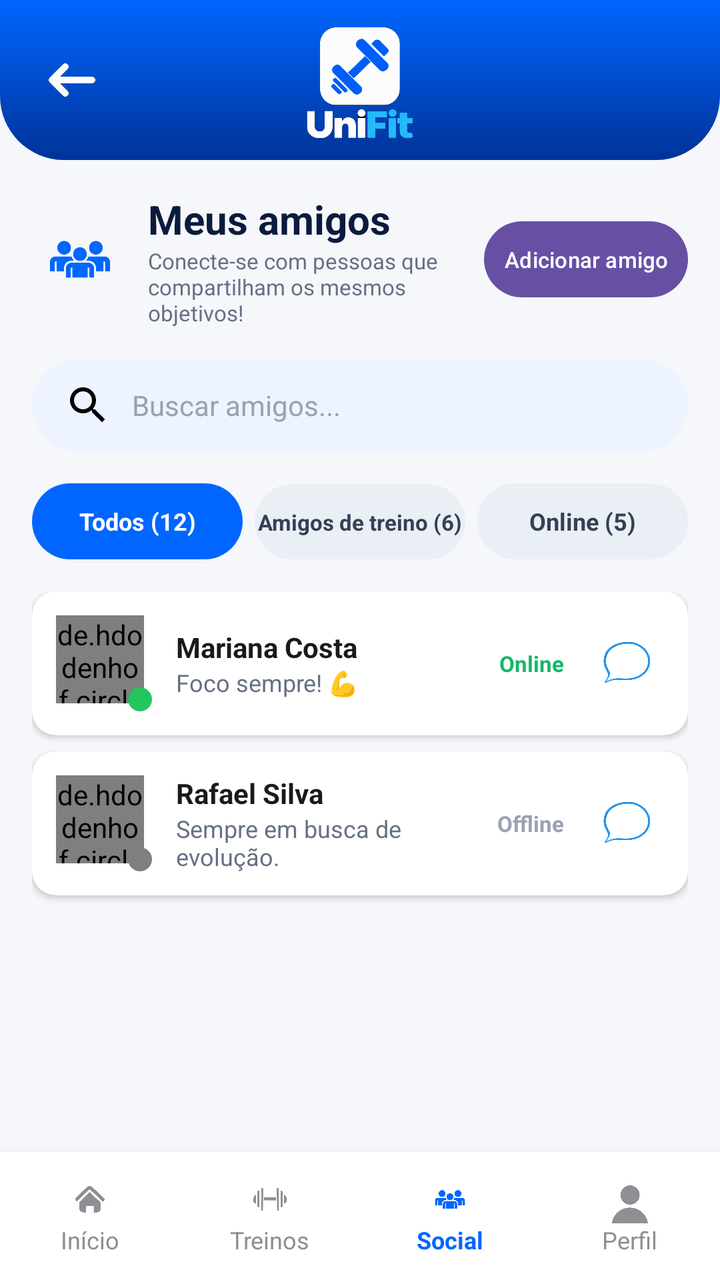
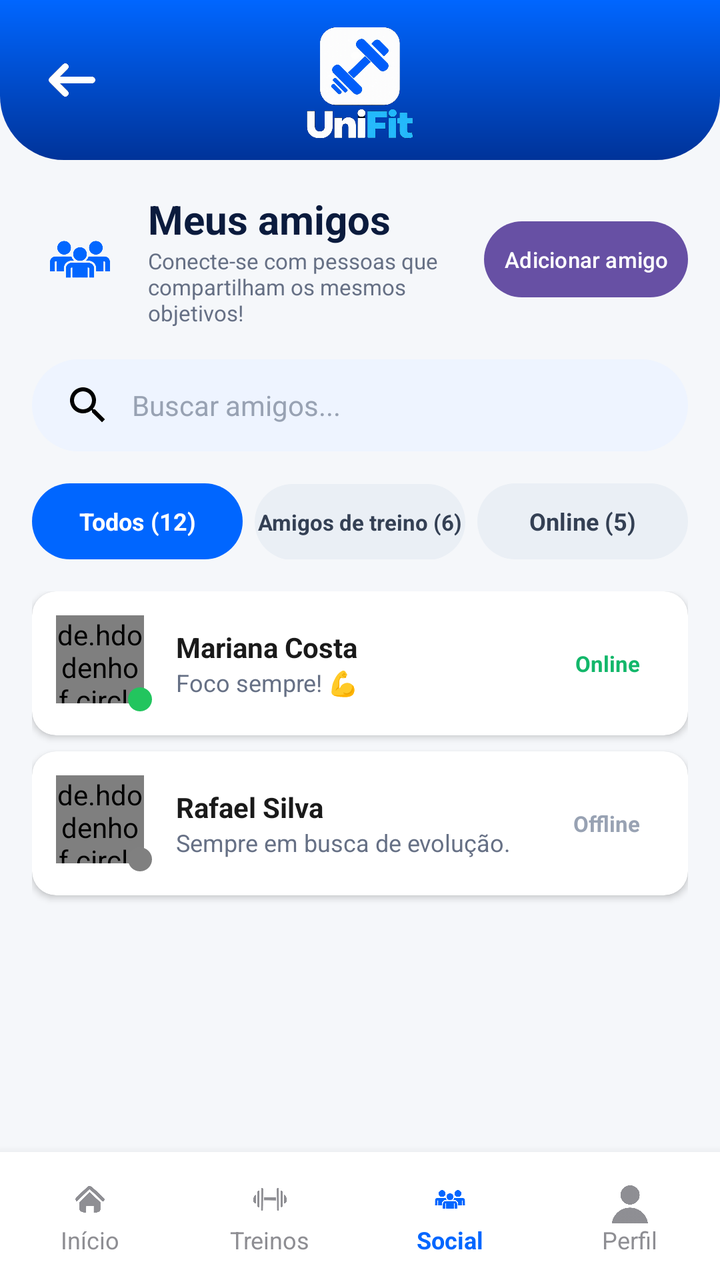

Compare the two renders of this Android layout. The source of the first and the diff that turns it into the second are given below.
<!-- AndroidManifest.xml: application theme Theme.MyApplication -->
<!-- res/layout/activity_meus_amigos.xml -->
<?xml version="1.0" encoding="utf-8"?>
<androidx.constraintlayout.widget.ConstraintLayout
    xmlns:android="http://schemas.android.com/apk/res/android"
    xmlns:app="http://schemas.android.com/apk/res-auto"
    xmlns:tools="http://schemas.android.com/tools"
    android:layout_width="match_parent"
    android:layout_height="match_parent"
    android:background="#F5F7FA"
    tools:context=".MeusAmigosActivity">

    <RelativeLayout
        android:id="@+id/layoutHeader"
        android:layout_width="0dp"
        android:layout_height="80dp"
        android:background="@drawable/bg_header_rounder"
        android:paddingHorizontal="16dp"
        app:layout_constraintTop_toTopOf="parent"
        app:layout_constraintStart_toStartOf="parent"
        app:layout_constraintEnd_toEndOf="parent">

        <ImageButton
            android:id="@+id/btnVoltar"
            android:layout_width="40dp"
            android:layout_height="40dp"
            android:layout_alignParentStart="true"
            android:layout_centerVertical="true"
            android:background="@drawable/seta_voltar"
            android:contentDescription="Voltar"
            app:tint="@android:color/white" />

        <ImageView
            android:id="@+id/imgLogoHeader"
            android:layout_width="200dp"
            android:layout_height="70dp"
            android:layout_centerInParent="true"
            android:src="@drawable/logo_unifit"
            android:contentDescription="Logo UniFit" />
    </RelativeLayout>

    <LinearLayout
        android:id="@+id/bottomNav"
        android:layout_width="0dp"
        android:layout_height="64dp"
        android:background="@android:color/white"
        android:orientation="horizontal"
        android:elevation="8dp"
        app:layout_constraintBottom_toBottomOf="parent"
        app:layout_constraintStart_toStartOf="parent"
        app:layout_constraintEnd_toEndOf="parent">

        <LinearLayout
            android:id="@+id/navInicio"
            android:layout_width="0dp"
            android:layout_height="match_parent"
            android:layout_weight="1"
            android:gravity="center"
            android:orientation="vertical"
            android:clickable="true"
            android:focusable="true">

            <ImageView
                android:layout_width="24dp"
                android:layout_height="24dp"
                android:src="@drawable/icone_home"
                app:tint="#8E8E93" />

            <TextView
                android:layout_width="wrap_content"
                android:layout_height="wrap_content"
                android:text="Início"
                android:textColor="#8E8E93"
                android:textSize="12sp" />
        </LinearLayout>

        <LinearLayout
            android:id="@+id/navTreinos"
            android:layout_width="0dp"
            android:layout_height="match_parent"
            android:layout_weight="1"
            android:gravity="center"
            android:orientation="vertical"
            android:clickable="true"
            android:focusable="true">

            <ImageView
                android:layout_width="24dp"
                android:layout_height="24dp"
                android:src="@drawable/icone_treinos"
                app:tint="#8E8E93" />

            <TextView
                android:layout_width="wrap_content"
                android:layout_height="wrap_content"
                android:text="Treinos"
                android:textColor="#8E8E93"
                android:textSize="12sp" />
        </LinearLayout>

        <LinearLayout
            android:id="@+id/navSocial"
            android:layout_width="0dp"
            android:layout_height="match_parent"
            android:layout_weight="1"
            android:gravity="center"
            android:orientation="vertical"
            android:clickable="true"
            android:focusable="true">

            <ImageView
                android:layout_width="24dp"
                android:layout_height="24dp"
                android:src="@drawable/icone_social"
                app:tint="#0066FF" />

            <TextView
                android:layout_width="wrap_content"
                android:layout_height="wrap_content"
                android:text="Social"
                android:textColor="#0066FF"
                android:textSize="12sp"
                android:textStyle="bold" />
        </LinearLayout>

        <LinearLayout
            android:id="@+id/navPerfil"
            android:layout_width="0dp"
            android:layout_height="match_parent"
            android:layout_weight="1"
            android:gravity="center"
            android:orientation="vertical"
            android:clickable="true"
            android:focusable="true">

            <ImageView
                android:layout_width="24dp"
                android:layout_height="24dp"
                android:src="@drawable/icone_perfil"
                app:tint="#8E8E93" />

            <TextView
                android:layout_width="wrap_content"
                android:layout_height="wrap_content"
                android:text="Perfil"
                android:textColor="#8E8E93"
                android:textSize="12sp" />
        </LinearLayout>
    </LinearLayout>

    <ScrollView
        android:layout_width="0dp"
        android:layout_height="0dp"
        android:clipToPadding="false"
        android:paddingBottom="16dp"
        app:layout_constraintTop_toBottomOf="@id/layoutHeader"
        app:layout_constraintBottom_toTopOf="@id/bottomNav"
        app:layout_constraintStart_toStartOf="parent"
        app:layout_constraintEnd_toEndOf="parent">

        <LinearLayout
            android:layout_width="match_parent"
            android:layout_height="wrap_content"
            android:orientation="vertical"
            android:padding="16dp">

            <RelativeLayout
                android:layout_width="match_parent"
                android:layout_height="wrap_content"
                android:layout_marginBottom="16dp">

                <LinearLayout
                    android:layout_width="wrap_content"
                    android:layout_height="wrap_content"
                    android:orientation="horizontal"
                    android:gravity="center_vertical"
                    android:layout_alignParentStart="true"
                    android:layout_toStartOf="@id/btnIrAdicionarAmigo"
                    android:layout_marginEnd="8dp">

                    <ImageView
                        android:layout_width="48dp"
                        android:layout_height="48dp"
                        android:src="@drawable/icone_social"
                        app:tint="#0066FF"
                        android:layout_marginEnd="10dp" />

                    <LinearLayout
                        android:layout_width="wrap_content"
                        android:layout_height="wrap_content"
                        android:orientation="vertical">

                        <TextView
                            android:layout_width="wrap_content"
                            android:layout_height="wrap_content"
                            android:text="Meus amigos"
                            android:textColor="#0B1B3D"
                            android:textSize="20sp"
                            android:textStyle="bold" />

                        <TextView
                            android:layout_width="wrap_content"
                            android:layout_height="wrap_content"
                            android:text="Conecte-se com pessoas que compartilham os mesmos objetivos!"
                            android:textColor="#667085"
                            android:textSize="11sp" />
                    </LinearLayout>
                </LinearLayout>

                <Button
                    android:id="@+id/btnIrAdicionarAmigo"
                    android:layout_width="wrap_content"
                    android:layout_height="38dp"
                    android:layout_alignParentEnd="true"
                    android:layout_centerVertical="true"
                    android:background="@drawable/bg_button_rounded_blue"
                    android:drawableStart="@drawable/ic_person_add_small"
                    android:drawablePadding="4dp"
                    android:paddingHorizontal="10dp"
                    android:text="Adicionar amigo"
                    android:textColor="@android:color/white"
                    android:textSize="11sp"
                    android:textAllCaps="false" />
            </RelativeLayout>

            <EditText
                android:id="@+id/etBuscarAmigos"
                android:layout_width="match_parent"
                android:layout_height="46dp"
                android:background="@drawable/bg_search_input"
                android:drawableStart="@drawable/ic_search"
                android:drawablePadding="10dp"
                android:hint="Buscar amigos..."
                android:paddingHorizontal="16dp"
                android:textSize="14sp"
                android:textColor="#1A1A1A"
                android:textColorHint="#98A2B3"
                android:inputType="text"
                android:layout_marginBottom="16dp" />

            <LinearLayout
                android:layout_width="match_parent"
                android:layout_height="wrap_content"
                android:orientation="horizontal"
                android:layout_marginBottom="16dp"
                android:weightSum="3">

                <TextView
                    android:id="@+id/tabFiltroTodos"
                    android:layout_width="0dp"
                    android:layout_height="38dp"
                    android:layout_weight="1"
                    android:layout_marginEnd="4dp"
                    android:background="@drawable/bg_filter_active"
                    android:gravity="center"
                    android:text="Todos (12)"
                    android:textColor="@android:color/white"
                    android:textSize="12sp"
                    android:textStyle="bold"
                    android:clickable="true"
                    android:focusable="true" />

                <TextView
                    android:id="@+id/tabFiltroTreino"
                    android:layout_width="0dp"
                    android:layout_height="38dp"
                    android:layout_weight="1"
                    android:layout_marginHorizontal="2dp"
                    android:background="@drawable/bg_filter_inactive"
                    android:gravity="center"
                    android:text="Amigos de treino (6)"
                    android:textColor="#344054"
                    android:textSize="11sp"
                    android:textStyle="bold"
                    android:clickable="true"
                    android:focusable="true" />

                <TextView
                    android:id="@+id/tabFiltroOnline"
                    android:layout_width="0dp"
                    android:layout_height="38dp"
                    android:layout_weight="1"
                    android:layout_marginStart="4dp"
                    android:background="@drawable/bg_filter_inactive"
                    android:gravity="center"
                    android:text="Online (5)"
                    android:textColor="#344054"
                    android:textSize="12sp"
                    android:textStyle="bold"
                    android:clickable="true"
                    android:focusable="true" />
            </LinearLayout>

            <LinearLayout
                android:id="@+id/containerAmigos"
                android:layout_width="match_parent"
                android:layout_height="wrap_content"
                android:orientation="vertical">

                <androidx.cardview.widget.CardView
                    android:layout_width="match_parent"
                    android:layout_height="72dp"
                    android:layout_marginBottom="8dp"
                    app:cardCornerRadius="12dp"
                    app:cardElevation="2dp">

                    <RelativeLayout
                        android:layout_width="match_parent"
                        android:layout_height="match_parent"
                        android:paddingHorizontal="12dp"
                        android:gravity="center_vertical">

                        <RelativeLayout
                            android:id="@+id/layoutAvatar1"
                            android:layout_width="48dp"
                            android:layout_height="48dp"
                            android:layout_centerVertical="true">

                            <de.hdodenhof.circleimageview.CircleImageView
                                android:layout_width="44dp"
                                android:layout_height="44dp"
                                android:src="@drawable/icone_perfil" />

                            <View
                                android:layout_width="12dp"
                                android:layout_height="12dp"
                                android:layout_alignParentEnd="true"
                                android:layout_alignParentBottom="true"
                                android:background="@drawable/bg_status_indicator" />
                        </RelativeLayout>

                        <LinearLayout
                            android:layout_width="wrap_content"
                            android:layout_height="wrap_content"
                            android:layout_toEndOf="@id/layoutAvatar1"
                            android:layout_toStartOf="@id/layoutStatusChat1"
                            android:layout_centerVertical="true"
                            android:layout_marginStart="12dp"
                            android:orientation="vertical">

                            <TextView
                                android:layout_width="wrap_content"
                                android:layout_height="wrap_content"
                                android:text="Mariana Costa"
                                android:textColor="#1A1A1A"
                                android:textSize="14sp"
                                android:textStyle="bold" />

                            <TextView
                                android:layout_width="wrap_content"
                                android:layout_height="wrap_content"
                                android:text="Foco sempre! 💪"
                                android:textColor="#667085"
                                android:textSize="12sp" />
                        </LinearLayout>

                        <LinearLayout
                            android:id="@+id/layoutStatusChat1"
                            android:layout_width="wrap_content"
                            android:layout_height="wrap_content"
                            android:layout_alignParentEnd="true"
                            android:layout_centerVertical="true"
                            android:orientation="horizontal"
                            android:gravity="center_vertical">

                            <TextView
                                android:layout_width="wrap_content"
                                android:layout_height="wrap_content"
                                android:text="Online"
                                android:textColor="#12B76A"
                                android:textSize="11sp"
                                android:textStyle="bold"
                                android:layout_marginEnd="12dp" />

                            <ImageButton
                                android:id="@+id/btnChatMariana"
                                android:layout_width="38dp"
                                android:layout_height="38dp"
                                android:background="@drawable/icone_bate_papo"
                                android:contentDescription="Bate-papo" />
                        </LinearLayout>
                    </RelativeLayout>
                </androidx.cardview.widget.CardView>

                <androidx.cardview.widget.CardView
                    android:layout_width="match_parent"
                    android:layout_height="72dp"
                    android:layout_marginBottom="8dp"
                    app:cardCornerRadius="12dp"
                    app:cardElevation="2dp">

                    <RelativeLayout
                        android:layout_width="match_parent"
                        android:layout_height="match_parent"
                        android:paddingHorizontal="12dp"
                        android:gravity="center_vertical">

                        <RelativeLayout
                            android:id="@+id/layoutAvatar2"
                            android:layout_width="48dp"
                            android:layout_height="48dp"
                            android:layout_centerVertical="true">

                            <de.hdodenhof.circleimageview.CircleImageView
                                android:layout_width="44dp"
                                android:layout_height="44dp"
                                android:src="@drawable/icone_perfil" />

                            <View
                                android:layout_width="12dp"
                                android:layout_height="12dp"
                                android:layout_alignParentEnd="true"
                                android:layout_alignParentBottom="true"
                                android:background="@drawable/bg_status_offline" />
                        </RelativeLayout>

                        <LinearLayout
                            android:layout_width="wrap_content"
                            android:layout_height="wrap_content"
                            android:layout_toEndOf="@id/layoutAvatar2"
                            android:layout_toStartOf="@id/layoutStatusChat2"
                            android:layout_centerVertical="true"
                            android:layout_marginStart="12dp"
                            android:orientation="vertical">

                            <TextView
                                android:layout_width="wrap_content"
                                android:layout_height="wrap_content"
                                android:text="Rafael Silva"
                                android:textColor="#1A1A1A"
                                android:textSize="14sp"
                                android:textStyle="bold" />

                            <TextView
                                android:layout_width="wrap_content"
                                android:layout_height="wrap_content"
                                android:text="Sempre em busca de evolução."
                                android:textColor="#667085"
                                android:textSize="12sp" />
                        </LinearLayout>

                        <LinearLayout
                            android:id="@+id/layoutStatusChat2"
                            android:layout_width="wrap_content"
                            android:layout_height="wrap_content"
                            android:layout_alignParentEnd="true"
                            android:layout_centerVertical="true"
                            android:orientation="horizontal"
                            android:gravity="center_vertical">

                            <TextView
                                android:layout_width="wrap_content"
                                android:layout_height="wrap_content"
                                android:text="Offline"
                                android:textColor="#98A2B3"
                                android:textSize="11sp"
                                android:textStyle="bold"
                                android:layout_marginEnd="12dp" />

                            <ImageButton
                                android:id="@+id/btnChatRafael"
                                android:layout_width="38dp"
                                android:layout_height="38dp"
                                android:background="@drawable/icone_bate_papo"
                                android:contentDescription="Bate-papo"
                                app:tint="#0066FF" />
                        </LinearLayout>
                    </RelativeLayout>
                </androidx.cardview.widget.CardView>

            </LinearLayout>

        </LinearLayout>
    </ScrollView>

</androidx.constraintlayout.widget.ConstraintLayout>
<!-- resources referenced by this layout -->
<resources>
  <!-- drawable bg_button_rounded_blue (drawable) -->
  <?xml version="1.0" encoding="utf-8"?>
  <shape
      xmlns:android="http://schemas.android.com/apk/res/android"
      android:shape="rectangle">
      <solid android:color="#0066FF" />
      <corners android:radius="20dp" />
  </shape>
  <!-- drawable bg_filter_active (drawable) -->
  <?xml version="1.0" encoding="utf-8"?>
  <shape
      xmlns:android="http://schemas.android.com/apk/res/android"
      android:shape="rectangle">
      <solid android:color="#0066FF" />
      <corners android:radius="20dp" />
  </shape>
  <!-- drawable bg_filter_inactive (drawable) -->
  <?xml version="1.0" encoding="utf-8"?>
  <shape
      xmlns:android="http://schemas.android.com/apk/res/android"
      android:shape="rectangle">
      <solid android:color="#EAEFF5" />
      <corners android:radius="20dp" />
  </shape>
  <!-- drawable bg_header_rounder (drawable) -->
  <?xml version="1.0" encoding="utf-8"?>
  <shape
      xmlns:android="http://schemas.android.com/apk/res/android"
      android:shape="rectangle">
      <gradient
          android:angle="270"
          android:startColor="#0066FF"
          android:endColor="#003399" />
      <corners
          android:bottomLeftRadius="32dp"
          android:bottomRightRadius="32dp" />
  </shape>
  <!-- drawable bg_search_input (drawable) -->
  <?xml version="1.0" encoding="utf-8"?>
  <shape
      xmlns:android="http://schemas.android.com/apk/res/android"
      android:shape="rectangle">
      <solid android:color="#EEF4FF" />
      <corners android:radius="24dp" />
  </shape>
  <!-- drawable bg_status_indicator (drawable) -->
  <?xml version="1.0" encoding="utf-8"?>
  <shape
      xmlns:android="http://schemas.android.com/apk/res/android"
      android:shape="oval">
      <solid android:color="#22C55E" />
  </shape>
  <!-- drawable bg_status_offline (drawable) -->
  <?xml version="1.0" encoding="utf-8"?>
  <shape
      xmlns:android="http://schemas.android.com/apk/res/android"
      android:shape="oval">
      <solid android:color="#808080" />
  </shape>
  <!-- drawable ic_person_add_small (drawable) -->
  <vector xmlns:android="http://schemas.android.com/apk/res/android"
      android:width="24dp"
      android:height="24dp"
      android:viewportWidth="24"
      android:viewportHeight="24">
    <path
        android:fillColor="#FF000000"
        android:pathData="M15,12c2.21,0 4,-1.79 4,-4s-1.79,-4 -4,-4 -4,1.79 -4,4 1.79,4 4,4zM6,10v-3H4v3H1v2h3v3h2v-3h3v-2H6zM15,14c-2.67,0 -8,1.34 -8,4v2h16v-2c0,-2.66 -5.33,-4 -8,-4z"/>
  </vector>
  <!-- drawable ic_search (drawable) -->
  <vector xmlns:android="http://schemas.android.com/apk/res/android"
      android:width="24dp"
      android:height="24dp"
      android:viewportWidth="24"
      android:viewportHeight="24">
    <path
        android:fillColor="#FF000000"
        android:pathData="M15.5,14h-0.79l-0.28,-0.27C15.41,12.59 16,11.11 16,9.5 16,5.91 13.09,3 9.5,3S3,5.91 3,9.5 5.91,16 9.5,16c1.61,0 3.09,-0.59 4.23,-1.57l0.27,0.28v0.79l5,4.99L20.49,19l-4.99,-5zM9.5,14C7.01,14 5,11.99 5,9.5S7.01,5 9.5,5 14,7.01 14,9.5 11.99,14 9.5,14z"/>
  </vector>
  <!-- drawable icone_bate_papo: png bitmap (drawable, 28783 bytes) -->
  <!-- drawable icone_home: png bitmap (drawable, 20533 bytes) -->
  <!-- drawable icone_perfil: png bitmap (drawable, 19546 bytes) -->
  <!-- drawable icone_social: png bitmap (drawable, 16361 bytes) -->
  <!-- drawable icone_treinos: png bitmap (drawable, 19349 bytes) -->
  <!-- drawable logo_unifit: png bitmap (drawable, 91310 bytes) -->
  <!-- drawable seta_voltar: png bitmap (drawable, 6189 bytes) -->
  <style name="Theme.MyApplication" parent="Base.Theme.MyApplication" />
  <style name="Base.Theme.MyApplication" parent="Theme.Material3.DayNight.NoActionBar">
          
          
      </style>
</resources>

<!-- the commit's change to res/layout/activity_meus_amigos.xml (unified diff, before → after) -->
@@ -370,12 +370,6 @@
                                 android:textStyle="bold"
                                 android:layout_marginEnd="12dp" />
 
-                            <ImageButton
-                                android:id="@+id/btnChatMariana"
-                                android:layout_width="38dp"
-                                android:layout_height="38dp"
-                                android:background="@drawable/icone_bate_papo"
-                                android:contentDescription="Bate-papo" />
                         </LinearLayout>
                     </RelativeLayout>
                 </androidx.cardview.widget.CardView>
@@ -455,13 +449,6 @@
                                 android:textStyle="bold"
                                 android:layout_marginEnd="12dp" />
 
-                            <ImageButton
-                                android:id="@+id/btnChatRafael"
-                                android:layout_width="38dp"
-                                android:layout_height="38dp"
-                                android:background="@drawable/icone_bate_papo"
-                                android:contentDescription="Bate-papo"
-                                app:tint="#0066FF" />
                         </LinearLayout>
                     </RelativeLayout>
                 </androidx.cardview.widget.CardView>
<!-- resource entries referenced after the edit -->
@@ -79,7 +79,6 @@
         android:fillColor="#FF000000"
         android:pathData="M15.5,14h-0.79l-0.28,-0.27C15.41,12.59 16,11.11 16,9.5 16,5.91 13.09,3 9.5,3S3,5.91 3,9.5 5.91,16 9.5,16c1.61,0 3.09,-0.59 4.23,-1.57l0.27,0.28v0.79l5,4.99L20.49,19l-4.99,-5zM9.5,14C7.01,14 5,11.99 5,9.5S7.01,5 9.5,5 14,7.01 14,9.5 11.99,14 9.5,14z"/>
   </vector>
-  <!-- drawable icone_bate_papo: png bitmap (drawable, 28783 bytes) -->
   <!-- drawable icone_home: png bitmap (drawable, 20533 bytes) -->
   <!-- drawable icone_perfil: png bitmap (drawable, 19546 bytes) -->
   <!-- drawable icone_social: png bitmap (drawable, 16361 bytes) -->
